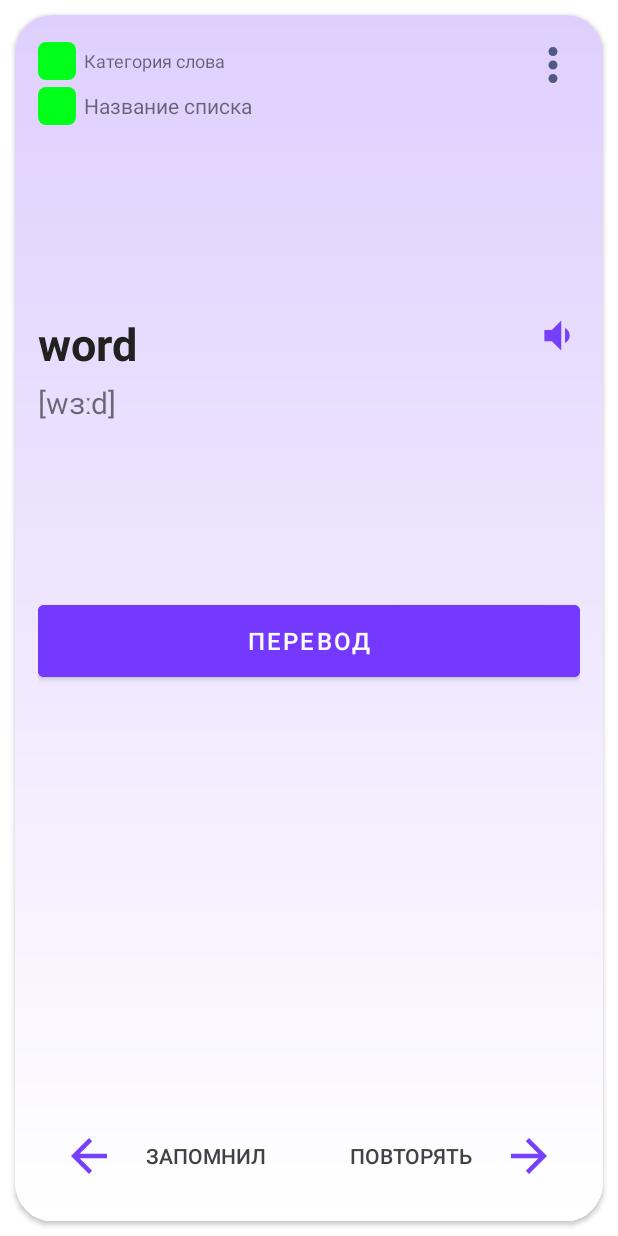
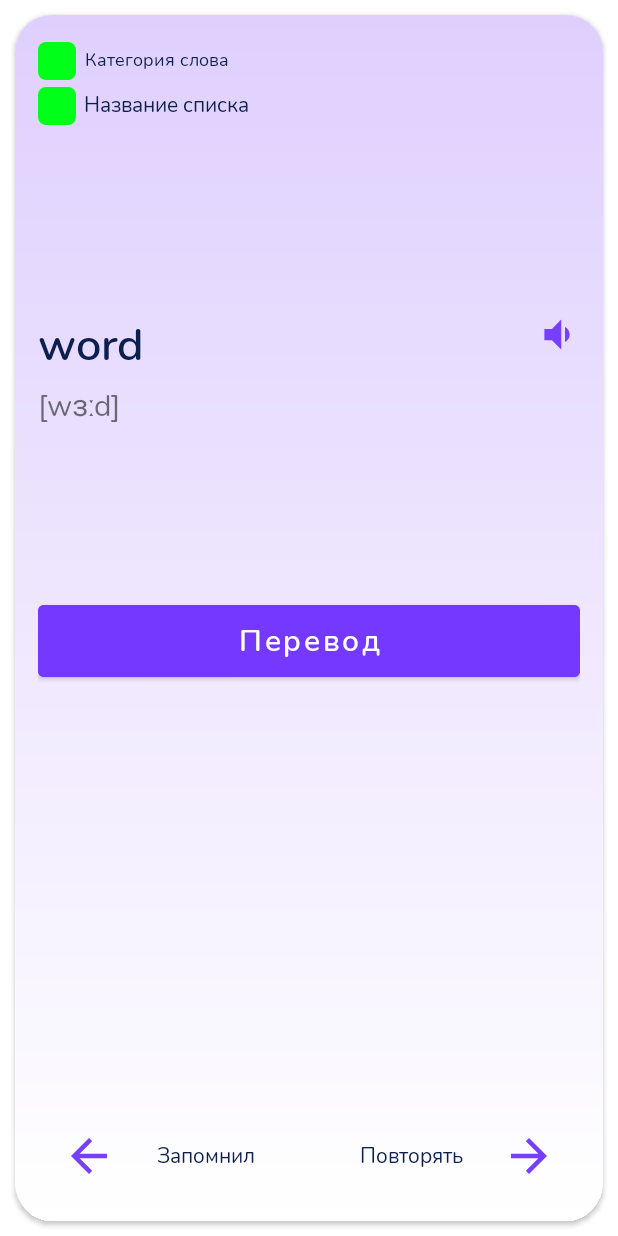
Before and after one commit to JKarleone/word-learning-app, an Android app: the layout item_card.xml on its own in the app's theme, with its tools: preview values and no code run, on a phone screen of 412 x 824 dp. Run offline under Robolectric (Android 15) with nearby library versions, the phone set to English and light mode, and no system bars.

Commit message:
Update card design

```diff
--- a/app/src/main/java/com/example/word_learning_app/ui/cardstack/CardStackAdapter.kt
+++ b/app/src/main/java/com/example/word_learning_app/ui/cardstack/CardStackAdapter.kt
@@ -87,7 +87,7 @@ class CardStackAdapter(private var cards : List<Card> = emptyList()) :
         private fun getNegativeButtonText(status: Int): String =
             when(status) {
                 -1 -> "Не учить"
-                else -> "Не запомнил"
+                else -> "Повторять"
             }
 
         private fun getWordListImage(img: Int) : Int =
--- a/app/src/main/res/layout/item_card.xml
+++ b/app/src/main/res/layout/item_card.xml
@@ -26,16 +26,20 @@
             android:layout_width="wrap_content"
             android:layout_height="30dp"
             android:gravity="center"
+
             android:text="Категория слова"
             android:textSize="12sp"
+            android:textColor="#0E1F4D"
+            android:fontFamily="@font/nunito_regular"
+
             app:layout_constraintStart_toEndOf="@id/word_status_img"
             app:layout_constraintTop_toTopOf="parent"
             android:layout_marginStart="5dp"/>
 
         <ImageView
             android:id="@+id/word_list_image"
-            android:layout_width="wrap_content"
-            android:layout_height="wrap_content"
+            android:layout_width="25dp"
+            android:layout_height="25dp"
             android:src="@drawable/icon_word_status_new_word"
             app:layout_constraintStart_toStartOf="parent"
             app:layout_constraintTop_toTopOf="@+id/word_list_name"
@@ -46,28 +50,34 @@
             android:layout_width="wrap_content"
             android:layout_height="30dp"
             android:gravity="center"
+
             android:text="Название списка"
             android:textSize="14sp"
+            android:textColor="#0E1F4D"
+            android:fontFamily="@font/nunito_regular"
+
             app:layout_constraintStart_toEndOf="@+id/word_list_image"
             app:layout_constraintTop_toBottomOf="@+id/word_status_name"
             android:layout_marginStart="5dp"/>
 
-        <ImageButton
-            android:layout_width="wrap_content"
-            android:layout_height="wrap_content"
-            android:src="@drawable/ic_more_details"
-            android:background="#00000000"
-            app:layout_constraintTop_toTopOf="parent"
-            app:layout_constraintEnd_toEndOf="parent"/>
+<!--        <ImageButton-->
+<!--            android:layout_width="wrap_content"-->
+<!--            android:layout_height="wrap_content"-->
+<!--            android:src="@drawable/ic_more_details"-->
+<!--            android:background="#00000000"-->
+<!--            app:layout_constraintTop_toTopOf="parent"-->
+<!--            app:layout_constraintEnd_toEndOf="parent"/>-->
 
         <TextView
             android:id="@+id/word"
             android:layout_width="wrap_content"
             android:layout_height="wrap_content"
+
             android:text="word"
             android:textSize="30sp"
-            android:textStyle="bold"
-            android:textColor="#212121"
+            android:textColor="#0E1F4D"
+            android:fontFamily="@font/nunito_semibold"
+
             app:layout_constraintBottom_toBottomOf="parent"
             app:layout_constraintTop_toTopOf="parent"
             app:layout_constraintStart_toStartOf="parent"
@@ -77,11 +87,13 @@
             android:id="@+id/word_transcription"
             android:layout_width="wrap_content"
             android:layout_height="wrap_content"
-            android:layout_marginTop="5dp"
+
             android:text="[wɜːd]"
             android:textSize="20sp"
+            android:fontFamily="@font/nunito_regular"
             app:layout_constraintStart_toStartOf="parent"
-            app:layout_constraintTop_toBottomOf="@+id/word" />
+            app:layout_constraintTop_toBottomOf="@+id/word"
+            android:layout_marginTop="5dp"/>
 
         <ImageButton
             android:id="@+id/word_sound_button"
@@ -96,14 +108,17 @@
             android:id="@+id/show_translation_button"
             android:layout_width="match_parent"
             android:layout_height="60dp"
-            android:layout_marginTop="30dp"
+
             android:text="Перевод"
-            android:textSize="16sp"
+            android:textSize="20sp"
+            android:textAllCaps="false"
+            android:fontFamily="@font/nunito_semibold"
             android:backgroundTint="#7538ff"
             android:visibility="visible"
             android:onClick="showTranslation"
             app:layout_constraintTop_toTopOf="parent"
-            app:layout_constraintBottom_toBottomOf="parent"/>
+            app:layout_constraintBottom_toBottomOf="parent"
+            android:layout_marginTop="30dp"/>
 
         <TextView
             android:id="@+id/word_translation"
@@ -135,7 +150,9 @@
 
                 android:text="Запомнил"
                 android:textSize="14sp"
-                android:textColor="#424242"
+                android:textColor="#0E1F4D"
+                android:textAllCaps="false"
+                android:fontFamily="@font/nunito_regular"
 
                 app:icon="@drawable/ic_left_arrow"
                 app:iconTint="#763ffa"
@@ -152,7 +169,9 @@
 
                 android:text="Повторять"
                 android:textSize="14sp"
-                android:textColor="#424242"
+                android:textColor="#0E1F4D"
+                android:textAllCaps="false"
+                android:fontFamily="@font/nunito_regular"
 
                 style="?android:attr/borderlessButtonStyle"
                 app:icon="@drawable/ic_right_arrow"
```
